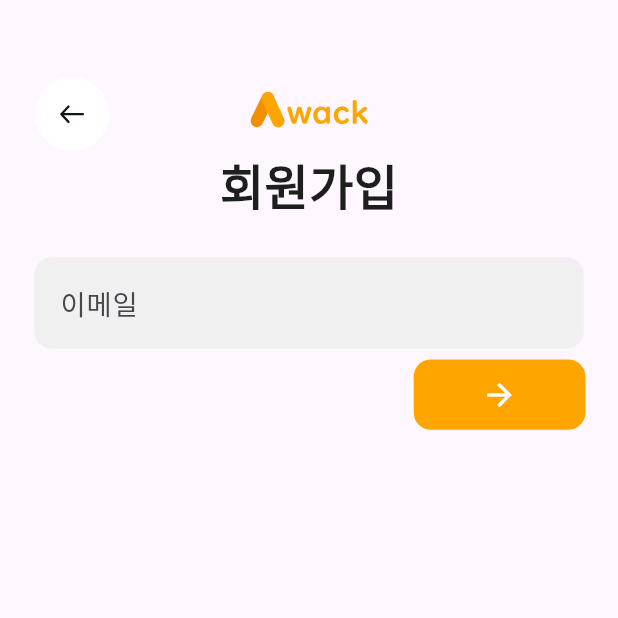
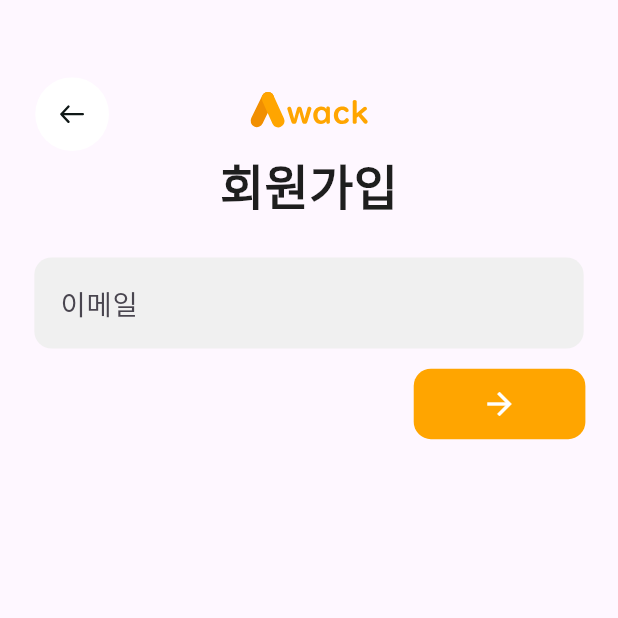
Before and after one commit to A-wack/A-wack-Flutter, a Flutter app: the SignUpEmailPage screen opened by its route, on a phone screen of 412 x 824 dp, the top half of it. Run offline on Flutter 3.47's test engine with Material 3 defaults, Android fonts, the phone set to English and light mode, and no system bars; our stand-ins replace flutter_screenutil, flutter_svg, gap, go_router, styled_widget; Roboto replaces fonts that are missing (Pretendard); project files that could hold a hidden picture were left out.

Commit message:
sign_up_email_page 수정
@dsm.hs.kr나타날때 아닐때 padding 다름

```diff
--- a/lib/src/presentation/sign_up_page/sign_up_email_page.dart
+++ b/lib/src/presentation/sign_up_page/sign_up_email_page.dart
@@ -105,7 +105,11 @@ class SignUpEmailPage extends StatelessWidget {
                 ),
 
           /// 다음으로 버튼
-          Row(
+          Padding(
+            padding: emailFindError.state == true
+                ? EdgeInsets.only(top: 46.59.h, right: 68.08.w)
+                : EdgeInsets.only(top: 25.08.h, right: 68.08.w),
+            child: Row(
               mainAxisAlignment: MainAxisAlignment.end,
               children: [
                 GestureDetector(
@@ -131,7 +135,8 @@ class SignUpEmailPage extends StatelessWidget {
                   ),
                 )
               ],
-          ).padding(top: 25.08.h, right: 68.08.w)
+            ),
+          ),
         ],
       ),
     );
```
Lines whose indentation alone changed are shown as unchanged.
